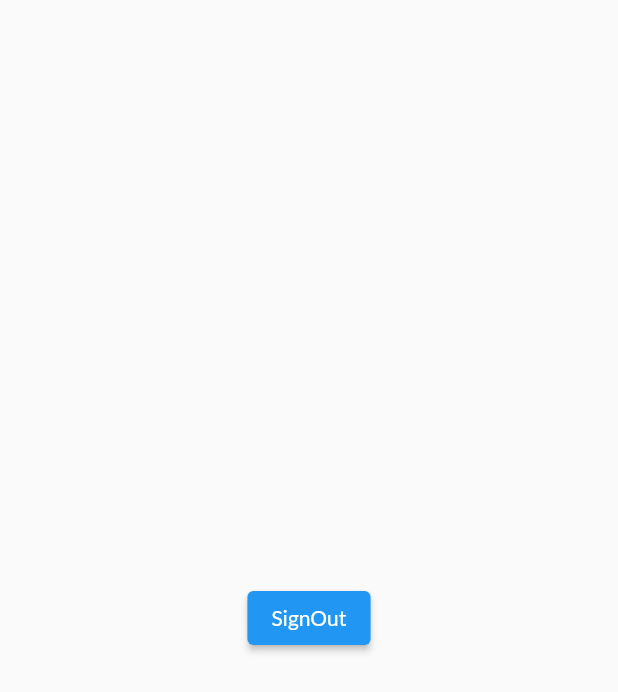
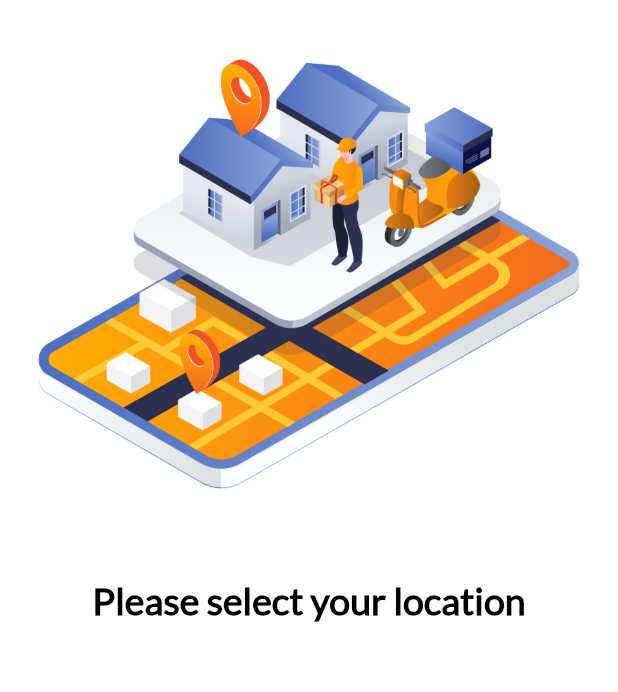
Before and after one commit to NoobDeveloper412/OLX_clone, a Flutter app: the screen it shows once a user with an empty profile is signed in, on a phone screen of 412 x 824 dp. Shown: the top 692 px of the screen. Run offline on Flutter 3.47's test engine with Material 2 defaults, Android fonts, the phone set to English and light mode, and no system bars; our stand-ins replace animated_text_kit, cloud_firestore, firebase_auth, firebase_core, flutter_signin_button, pin_code_fields; missing offline and left inert: legacy_progress_dialog; accounts and stored records are empty; network calls fail.

Commit message:
Laid the foundation of the locations page.

```diff
--- a/lib/screens/location_screen.dart
+++ b/lib/screens/location_screen.dart
@@ -1,5 +1,4 @@
 import 'package:firebase_auth/firebase_auth.dart';
-import 'package:firebase_core/firebase_core.dart';
 import 'package:flutter/material.dart';
 import 'package:olx_clone/screens/login_screen.dart';
 
@@ -38,15 +37,17 @@ class LocationScreen extends StatelessWidget {
         // return false;
       },
       child: Scaffold(
-        body: Center(
-          child: ElevatedButton(
-              onPressed: () {
-                FirebaseAuth.instance.signOut().then((value) {
-                  Navigator.pushReplacementNamed(context, LoginScreen.id);
-                });
-              },
-              child: Text('SignOut')),
-        ),
+        backgroundColor: Colors.white,
+        body: Column(children: [
+          Image.asset('assets/images/location.jpg'),
+          const SizedBox(height: 20),
+          const Text(
+            'Please select your location',
+            textAlign: TextAlign.center,
+            style: TextStyle(
+                fontSize: 25, fontWeight: FontWeight.bold, color: Colors.black),
+          ),
+        ]),
       ),
     );
   }
--- a/lib/services/phoneAuthService.dart
+++ b/lib/services/phoneAuthService.dart
@@ -26,7 +26,6 @@ class PhoneAuthService {
         'phoneNumber': user.phoneNumber
       }).then((value) {
         Navigator.pushReplacementNamed(context, LocationScreen.id);
-        // ignore: avoid_print, invalid_return_type_for_catch_error
       }).catchError((error) => print("Failed to add user: $error"));
     } else {
       Navigator.pushReplacementNamed(context, LocationScreen.id);
--- a/pubspec.yaml
+++ b/pubspec.yaml
@@ -25,7 +25,7 @@ dev_dependencies:
 flutter:
   uses-material-design: true
   assets:
-    - assets/images/cart.png
+    - assets/images/
 
   fonts:
     - family: Lato
```
Also changed, not shown: assets/images/location.jpg (added), flutter_01.png (deleted).
